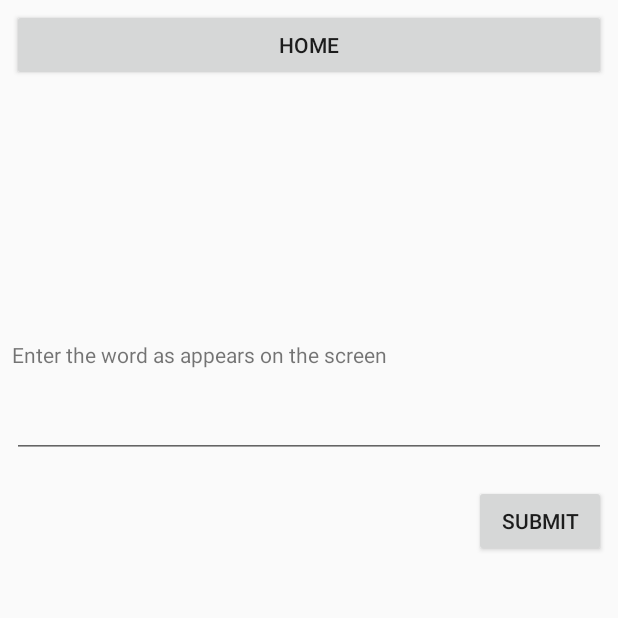
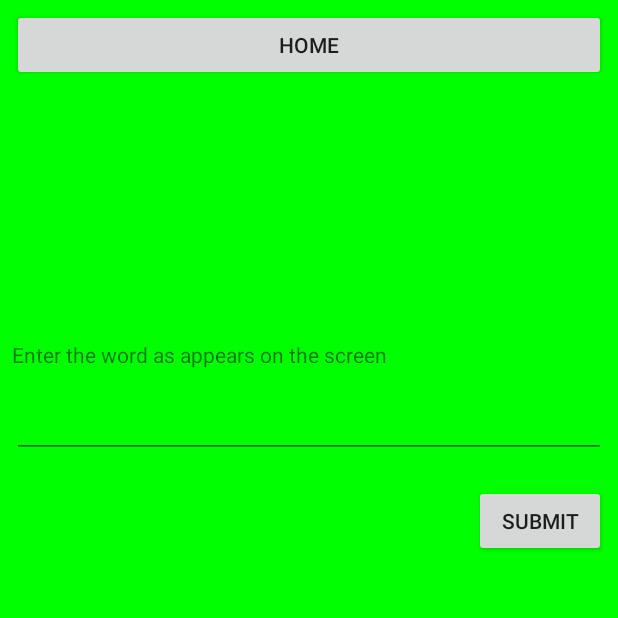
Before and after one commit to billywu94/MemoryGame, an Android app: the easyActivity screen opened directly, with no data from a screen before it, after a tap on "SUBMIT", on a phone screen of 412 x 824 dp, the top half of it. Run offline under Robolectric (Android 15) with nearby library versions, the phone set to English and light mode, and no system bars; 1 statement that could not run was skipped.

Commit message:
added toast, background color based on user input

```diff
--- a/app/src/main/java/appliedcswithandroid/memorygame/easyActivity.java
+++ b/app/src/main/java/appliedcswithandroid/memorygame/easyActivity.java
@@ -3,6 +3,7 @@ package appliedcswithandroid.memorygame;
 import android.app.Activity;
 import android.content.Intent;
 import android.content.res.AssetManager;
+import android.graphics.Color;
 import android.os.Bundle;
 import android.view.View;
 import android.widget.EditText;
@@ -54,6 +55,12 @@ public class easyActivity extends Activity{
 
 
     }
+    //setting background color
+    //source: http://stackoverflow.com/questions/8961071/android-changing-background-color-of-the-activity-main-view
+    public void setActivityBackgroundColor(int color){
+        View view = this.getWindow().getDecorView();
+        view.setBackgroundColor(color);
+    }
 
     public void checkWord(View view){
         EditText editText = (EditText) findViewById(R.id.editText1);
@@ -61,7 +68,11 @@ public class easyActivity extends Activity{
         String userInput = editText.getText().toString();
         System.out.println("This is the user input: " + userInput);
         if(wordToMemorize.equals(userInput)){
-            System.out.println("Congratulations, you got the word correct!!!");
+            setActivityBackgroundColor(Color.GREEN);
+            Toast.makeText(this,"Congratulations, you got the word correct!!!", Toast.LENGTH_SHORT).show();
+        }else{
+            setActivityBackgroundColor(Color.RED);
+            Toast.makeText(this,"Sorry, the word you entered was incorrect.", Toast.LENGTH_SHORT).show();
         }
 
     }
```
